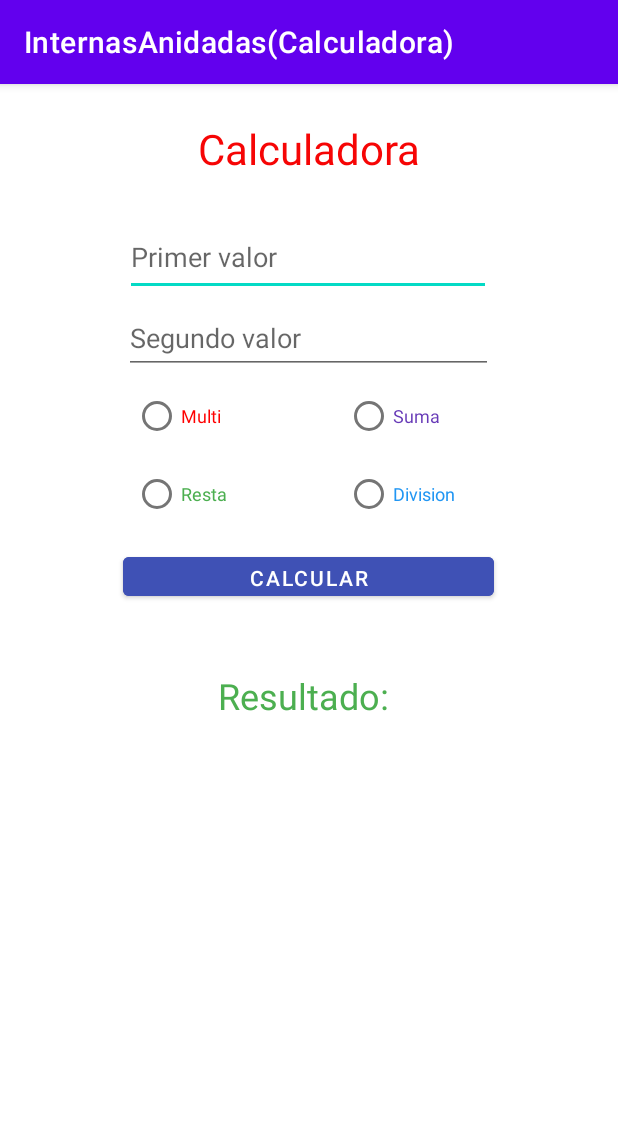
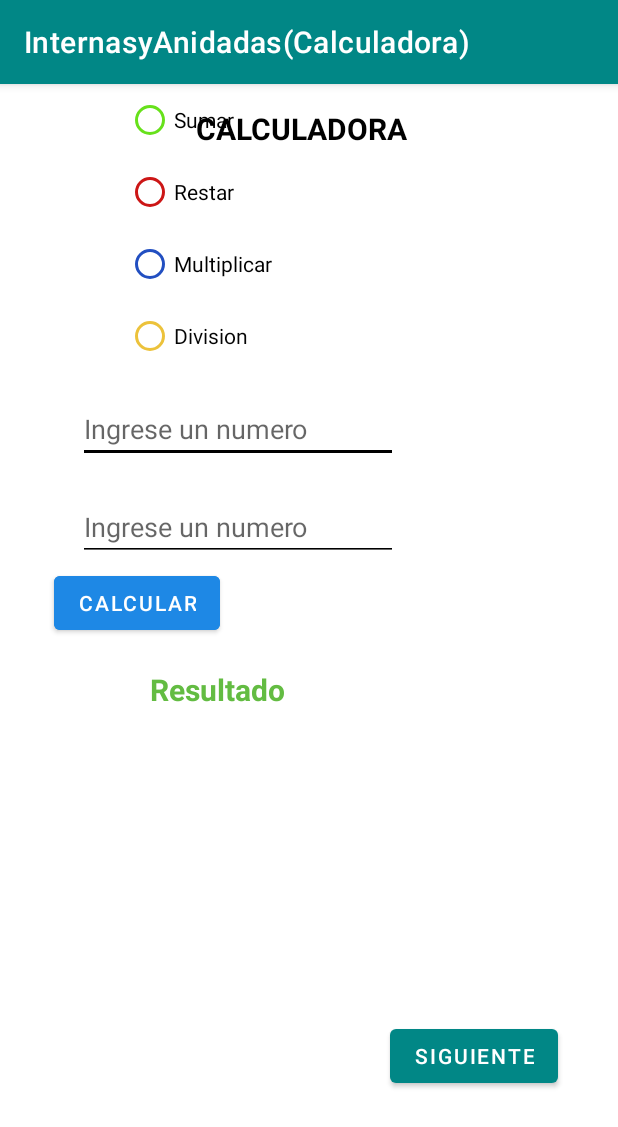
Before and after one commit to Perlera89/Programacion-IV, an Android app: the screen it shows after launch (MainActivity), on a phone screen of 412 x 824 dp. Shown: the top 1127 px of the screen. Run offline under Robolectric (Android 15) with nearby library versions, the phone set to English and light mode, and no system bars.

Commit message:
Agregando clase09

```diff
--- a/InternasAnidadasCalculadora/app/build.gradle
+++ b/InternasAnidadasCalculadora/app/build.gradle
@@ -7,7 +7,7 @@ android {
     compileSdk 32
 
     defaultConfig {
-        applicationId "com.example.internasanidadascalculadora"
+        applicationId "com.example.internasyanidadascalculadora"
         minSdk 21
         targetSdk 32
         versionCode 1
@@ -34,7 +34,7 @@ android {
 dependencies {
 
     implementation 'androidx.core:core-ktx:1.7.0'
-    implementation 'androidx.appcompat:appcompat:1.4.2'
+    implementation 'androidx.appcompat:appcompat:1.5.1'
     implementation 'com.google.android.material:material:1.6.1'
     implementation 'androidx.constraintlayout:constraintlayout:2.1.4'
     testImplementation 'junit:junit:4.13.2'
--- a/InternasAnidadasCalculadora/app/src/main/java/com/example/internasanidadascalculadora/MainActivity.kt
+++ /dev/null
@@ -1,68 +0,0 @@
-package com.example.internasanidadascalculadora
-
-import androidx.appcompat.app.AppCompatActivity
-import android.os.Bundle
-import android.view.View
-import android.widget.EditText
-import android.widget.RadioButton
-import android.widget.TextView
-import android.widget.Toast
-
-class MainActivity : AppCompatActivity() {
-    lateinit var etnValor1: EditText
-    lateinit var etnValor2: EditText
-    lateinit var txtResultado: TextView
-    lateinit var rbSuma: RadioButton
-    lateinit var rbResta: RadioButton
-    lateinit var rbMultiplicacion: RadioButton
-    lateinit var rbDivision: RadioButton
-
-    override fun onCreate(savedInstanceState: Bundle?) {
-        super.onCreate(savedInstanceState)
-        setContentView(R.layout.activity_main)
-
-        etnValor1 = findViewById(R.id.etnValor1)
-        etnValor2 = findViewById(R.id.etnValor2)
-        txtResultado = findViewById(R.id.txtResultado)
-
-        rbSuma = findViewById(R.id.rbSuma)
-        rbResta = findViewById(R.id.rbResta)
-        rbMultiplicacion = findViewById(R.id.rbMulti)
-        rbDivision = findViewById(R.id.rbDiv)
-
-//        claseInternaAnidada()
-    }
-
-    private fun claseInternaAnidada(){
-        val claseAnidada = ClaseAnidadaInterna.ClaseAnidada()
-        val sumaAnidada = claseAnidada.suma(4,1)
-        println("El resultado de la suma es: $sumaAnidada")
-
-        val claseInterna = ClaseAnidadaInterna().ClaseInterna()
-        val sumaInterna = claseInterna.suma(1)
-        println("El resultado de la suma + 1 es: $sumaInterna")
-    }
-
-    private fun Calcular(v: View){
-        var valor1String = (etnValor1.text.toString()).toInt()
-        var valor2String = (etnValor2.text.toString()).toInt()
-
-        if(rbSuma.isChecked){
-            val resultado = valor2String + valor2String
-            txtResultado.setText(resultado.toString())
-        } else if(rbResta.isChecked){
-            val resultado = valor2String - valor2String
-            txtResultado.setText(resultado.toString())
-        } else if(rbMultiplicacion.isChecked){
-            val resultado = valor2String * valor2String
-            txtResultado.setText(resultado.toString())
-        } else if(rbDivision.isChecked){
-            if(valor2String != 0){
-                val resultado = valor2String / valor2String
-                txtResultado.setText(resultado.toString())
-            } else {
-                Toast.makeText(this, "No puede dividir por un valor 0", Toast.LENGTH_LONG).show()
-            }
-        }
-    }
-}
--- /dev/null
+++ b/InternasAnidadasCalculadora/app/src/main/java/com/example/internasyanidadascalculadora/MainActivity.kt
@@ -0,0 +1,102 @@
+package com.example.internasyanidadascalculadora
+
+import android.content.Intent
+import androidx.appcompat.app.AppCompatActivity
+import android.os.Bundle
+import android.service.autofill.OnClickAction
+import android.view.View
+import android.widget.EditText
+import android.widget.RadioButton
+import android.widget.TextView
+import android.widget.Toast
+
+class MainActivity : AppCompatActivity() {
+//Estas son 2 formas de llamar la edicion del texto
+
+     var etn_valor1: EditText? = null
+     lateinit var etn_valor2: EditText
+     lateinit var txt_Resultado:TextView
+     lateinit var Rb_Sum:RadioButton
+     lateinit var Rb_Rest:RadioButton
+     lateinit var Rb_Mult:RadioButton
+     lateinit var Rb_Div:RadioButton
+
+    override fun onCreate(savedInstanceState: Bundle?) {
+        super.onCreate(savedInstanceState)
+        setContentView(R.layout.activity_main)
+
+       // clasesAnidadasI()
+        etn_valor1 = findViewById(R.id.etn_Valor1)
+        etn_valor2 = findViewById(R.id.etn_Valor2)
+        txt_Resultado = findViewById(R.id.txt_Resultado)
+        Rb_Sum = findViewById(R.id.Rb_Sum)
+        Rb_Rest = findViewById(R.id.Rb_Rest)
+        Rb_Mult = findViewById(R.id.Rb_Mult)
+        Rb_Div = findViewById(R.id.Rb_Div)
+
+    }
+
+    fun calcular(vista:View)
+    {
+        val Valor1_String = etn_valor1?.text.toString()
+        val Valor2_String = etn_valor2.text.toString()
+
+        val valor1_Int = Valor1_String.toInt()
+        val valor2_Int = Integer.parseInt(Valor2_String)
+
+        if(Rb_Sum.isChecked==true)
+        {
+            val suma = valor1_Int+valor2_Int
+            val resultado = suma.toString()
+            txt_Resultado.setText(resultado)
+
+        }else if (Rb_Rest.isChecked==true)
+        {
+            val resta = valor1_Int-valor2_Int
+            val resultado = resta.toString()
+            txt_Resultado.setText(resultado)
+        }else if (Rb_Mult.isChecked==true)
+        {
+            val mult = valor1_Int*valor2_Int
+            val resultado = mult.toString()
+            txt_Resultado.setText(resultado)
+        }else if (Rb_Div.isChecked==true)
+        {
+            if(valor2_Int!=0 && valor1_Int !=0){
+            val div = valor1_Int/valor2_Int
+            val resultado = div.toString()
+            txt_Resultado.setText(resultado)
+            }else{
+                Toast.makeText(this,"No puede dividirse entre 0", Toast.LENGTH_LONG).show()
+            }
+        }
+
+
+
+    }
+
+
+//practica interna//
+//Aqui tenemos 2 tipos de clases las anidadas y las internas ambas ocupando la clase miClaseAnidadaInterna:
+    private fun clasesAnidadasI ()
+    {
+        //Aqui aremos una instancia de la clase que deseamos llamar en este caso miClaseAnidadaInterna
+        //Clase Anidada
+        val miClaseAnidada = miClaseAnidadaInterna.miClaseAnidada()
+        val sumarD = miClaseAnidada.suma(5, 10)
+        //para imprimir con un comentario agregamos el signo de dolar para que tome el valor que se traera
+        println("La suma es $sumarD")
+/////////////////////////////////////////////////////////////////////////////////////////////////////////////////
+        //clase interna
+        val miClaseInterna = miClaseAnidadaInterna().miClaseInterna()
+        val sumarDos = miClaseInterna.sumarDo(3)
+        println("El resultado es $sumarDos")
+
+    }
+
+    fun btnSiguiente(vista: View)
+    {
+     val VentanaSiguiente:Intent = Intent (applicationContext,ListViewApp::class.java)
+        startActivity(VentanaSiguiente)
+    }
+}
--- a/InternasAnidadasCalculadora/app/src/main/res/layout/activity_main.xml
+++ b/InternasAnidadasCalculadora/app/src/main/res/layout/activity_main.xml
@@ -4,131 +4,131 @@
     xmlns:tools="http://schemas.android.com/tools"
     android:layout_width="match_parent"
     android:layout_height="match_parent"
-    tools:context=".MainActivity"
-    tools:layout_editor_absoluteX="-1dp"
-    tools:layout_editor_absoluteY="16dp">
-
-    <EditText
-        android:id="@+id/etnValor1"
-        android:layout_width="244dp"
-        android:layout_height="51dp"
-        android:layout_marginTop="28dp"
-        android:ems="10"
-        android:hint="Primer valor"
-        android:inputType="number"
-        android:textColor="#009688"
-        app:layout_constraintEnd_toEndOf="parent"
-        app:layout_constraintHorizontal_bias="0.497"
-        app:layout_constraintStart_toStartOf="parent"
-        app:layout_constraintTop_toBottomOf="@+id/txtTitulo" />
-
-    <EditText
-        android:id="@+id/etnValor2"
-        android:layout_width="246dp"
-        android:layout_height="48dp"
-        android:layout_marginTop="4dp"
-        android:ems="10"
-        android:hint="Segundo valor"
-        android:inputType="number"
-        android:textColor="#009688"
-        app:layout_constraintEnd_toEndOf="parent"
-        app:layout_constraintHorizontal_bias="0.496"
-        app:layout_constraintStart_toStartOf="parent"
-        app:layout_constraintTop_toBottomOf="@+id/etnValor1" />
+    android:background="#EAE2E2"
+    android:backgroundTint="#FFFFFF"
+    android:visibility="visible"
+    tools:context=".MainActivity">
 
     <TextView
-        android:id="@+id/txtResultado"
-        android:layout_width="256dp"
-        android:layout_height="84dp"
-        android:layout_marginTop="44dp"
-        android:text="Resultado: "
-        android:textAlignment="center"
-        android:textColor="#4CAF50"
-        android:textSize="24sp"
-        app:layout_constraintBottom_toBottomOf="parent"
-        app:layout_constraintEnd_toEndOf="parent"
-        app:layout_constraintHorizontal_bias="0.496"
-        app:layout_constraintStart_toStartOf="parent"
-        app:layout_constraintTop_toBottomOf="@+id/btnCalcular"
-        app:layout_constraintVertical_bias="0.0" />
-
-    <Button
-        android:id="@+id/btnCalcular"
-        android:layout_width="247dp"
-        android:layout_height="38dp"
-        android:layout_marginTop="12dp"
-        android:backgroundTint="#3F51B5"
-        android:onClick="Calcular"
-        android:text="Calcular"
-        app:layout_constraintEnd_toEndOf="parent"
-        app:layout_constraintHorizontal_bias="0.496"
-        app:layout_constraintStart_toStartOf="parent"
-        app:layout_constraintTop_toBottomOf="@+id/rbDiv" />
-
-    <TextView
-        android:id="@+id/txtTitulo"
-        android:layout_width="wrap_content"
-        android:layout_height="wrap_content"
-        android:layout_marginTop="24dp"
-        android:text="Calculadora"
-        android:textAlignment="textStart"
-        android:textAppearance="@style/TextAppearance.AppCompat.Large"
-        android:textColor="#F60505"
-        android:textSize="28sp"
+        android:id="@+id/txtCalc"
+        android:layout_width="151dp"
+        android:layout_height="25dp"
+        android:layout_marginTop="16dp"
+        android:text="CALCULADORA"
+        android:textAllCaps="true"
+        android:textColor="#000000"
+        android:textSize="20sp"
+        android:textStyle="bold"
         app:layout_constraintEnd_toEndOf="parent"
         app:layout_constraintStart_toStartOf="parent"
         app:layout_constraintTop_toTopOf="parent" />
 
-    <RadioButton
-        android:id="@+id/rbMulti"
-        android:layout_width="89dp"
-        android:layout_height="48dp"
-        android:layout_marginStart="80dp"
+    <EditText
+        android:id="@+id/etn_Valor1"
+        android:layout_width="wrap_content"
+        android:layout_height="wrap_content"
+        android:layout_marginStart="52dp"
         android:layout_marginTop="4dp"
-        android:text="Multi"
-        android:textColor="#FF0000"
-        android:textSize="12sp"
-        app:layout_constraintEnd_toStartOf="@+id/rbSuma"
-        app:layout_constraintHorizontal_bias="0.144"
+        android:backgroundTint="#000000"
+        android:ems="10"
+        android:hint="Ingrese un numero"
+        android:inputType="number"
+        android:textColor="#000000"
+        android:textSize="18sp"
         app:layout_constraintStart_toStartOf="parent"
-        app:layout_constraintTop_toBottomOf="@+id/etnValor2" />
+        app:layout_constraintTop_toBottomOf="@+id/radioGroup" />
 
-    <RadioButton
-        android:id="@+id/rbResta"
-        android:layout_width="90dp"
-        android:layout_height="48dp"
-        android:layout_marginStart="80dp"
+    <EditText
+        android:id="@+id/etn_Valor2"
+        android:layout_width="wrap_content"
+        android:layout_height="wrap_content"
+        android:layout_marginStart="52dp"
+        android:layout_marginTop="20dp"
+        android:backgroundTint="#000000"
+        android:ems="10"
+        android:hint="Ingrese un numero"
+        android:inputType="number"
+        android:textColor="#000000"
+        app:layout_constraintStart_toStartOf="parent"
+        app:layout_constraintTop_toBottomOf="@+id/etn_Valor1" />
+
+    <Button
+        android:id="@+id/Btn_Resultado"
+        android:layout_width="wrap_content"
+        android:layout_height="wrap_content"
+        android:layout_marginStart="36dp"
         android:layout_marginTop="4dp"
-        android:text="Resta"
-        android:textColor="#4CAF50"
-        android:textSize="12sp"
-        app:layout_constraintEnd_toStartOf="@+id/rbDiv"
-        app:layout_constraintHorizontal_bias="0.146"
+        android:backgroundTint="#1E88E5"
+        android:onClick="calcular"
+        android:text="Calcular"
         app:layout_constraintStart_toStartOf="parent"
-        app:layout_constraintTop_toBottomOf="@+id/rbMulti" />
+        app:layout_constraintTop_toBottomOf="@+id/etn_Valor2" />
 
-    <RadioButton
-        android:id="@+id/rbDiv"
-        android:layout_width="90dp"
-        android:layout_height="48dp"
-        android:layout_marginTop="4dp"
-        android:layout_marginEnd="92dp"
-        android:text="Division"
-        android:textColor="#2196F3"
-        android:textSize="12sp"
-        app:layout_constraintEnd_toEndOf="parent"
-        app:layout_constraintTop_toBottomOf="@+id/rbSuma" />
+    <TextView
+        android:id="@+id/txt_Resultado"
+        android:layout_width="105dp"
+        android:layout_height="32dp"
+        android:layout_marginStart="100dp"
+        android:layout_marginTop="20dp"
+        android:backgroundTint="#64C647"
+        android:text="Resultado"
+        android:textColor="#63BC42"
+        android:textSize="20sp"
+        android:textStyle="bold"
+        app:layout_constraintStart_toStartOf="parent"
+        app:layout_constraintTop_toBottomOf="@+id/Btn_Resultado" />
 
-    <RadioButton
-        android:id="@+id/rbSuma"
-        android:layout_width="90dp"
-        android:layout_height="48dp"
-        android:layout_marginTop="4dp"
-        android:layout_marginEnd="92dp"
-        android:text="Suma"
-        android:textColor="#673AB7"
-        android:textSize="12sp"
-        app:layout_constraintEnd_toEndOf="parent"
-        app:layout_constraintTop_toBottomOf="@+id/etnValor2" />
+    <RadioGroup
+        android:id="@+id/radioGroup"
+        android:layout_width="146dp"
+        android:layout_height="203dp"
+        android:layout_marginStart="84dp"
+        app:layout_constraintStart_toStartOf="parent"
+        tools:layout_editor_absoluteY="65dp">
+
+        <RadioButton
+            android:id="@+id/Rb_Sum"
+            android:layout_width="144dp"
+            android:layout_height="wrap_content"
+            android:buttonTint="#67E11B"
+            android:text="Sumar"
+            android:textColor="#000000" />
+
+        <RadioButton
+            android:id="@+id/Rb_Rest"
+            android:layout_width="144dp"
+            android:layout_height="wrap_content"
+            android:buttonTint="#CC1616"
+            android:text="Restar"
+            android:textColor="#000000" />
+
+        <RadioButton
+            android:id="@+id/Rb_Mult"
+            android:layout_width="146dp"
+            android:layout_height="wrap_content"
+            android:buttonTint="#224FC1"
+            android:text="Multiplicar"
+            android:textColor="#000000" />
+
+        <RadioButton
+            android:id="@+id/Rb_Div"
+            android:layout_width="146dp"
+            android:layout_height="wrap_content"
+            android:buttonTint="#ECC23B"
+            android:checked="false"
+            android:text="Division"
+            android:textColor="#040404" />
+    </RadioGroup>
+
+    <Button
+        android:id="@+id/Btn_Siguiente"
+        android:layout_width="wrap_content"
+        android:layout_height="wrap_content"
+        android:layout_marginEnd="40dp"
+        android:layout_marginBottom="96dp"
+        android:onClick="btnSiguiente"
+        android:text="Siguiente"
+        app:layout_constraintBottom_toBottomOf="parent"
+        app:layout_constraintEnd_toEndOf="parent" />
 
 </androidx.constraintlayout.widget.ConstraintLayout>
--- a/InternasAnidadasCalculadora/app/src/main/res/values-night/themes.xml
+++ b/InternasAnidadasCalculadora/app/src/main/res/values-night/themes.xml
@@ -1,6 +1,6 @@
 <resources xmlns:tools="http://schemas.android.com/tools">
     <!-- Base application theme. -->
-    <style name="Theme.InternasAnidadasCalculadora" parent="Theme.MaterialComponents.DayNight.DarkActionBar">
+    <style name="Theme.InternasyAnidadasCalculadora" parent="Theme.MaterialComponents.DayNight.DarkActionBar">
         <!-- Primary brand color. -->
         <item name="colorPrimary">@color/purple_200</item>
         <item name="colorPrimaryVariant">@color/purple_700</item>
--- a/InternasAnidadasCalculadora/app/src/main/res/values/strings.xml
+++ b/InternasAnidadasCalculadora/app/src/main/res/values/strings.xml
@@ -1,3 +1,3 @@
 <resources>
-    <string name="app_name">InternasAnidadas(Calculadora)</string>
+    <string name="app_name">InternasyAnidadas(Calculadora)</string>
 </resources>
--- a/InternasAnidadasCalculadora/app/src/main/res/values/themes.xml
+++ b/InternasAnidadasCalculadora/app/src/main/res/values/themes.xml
@@ -1,8 +1,8 @@
 <resources xmlns:tools="http://schemas.android.com/tools">
     <!-- Base application theme. -->
-    <style name="Theme.InternasAnidadasCalculadora" parent="Theme.MaterialComponents.DayNight.DarkActionBar">
+    <style name="Theme.InternasyAnidadasCalculadora" parent="Theme.MaterialComponents.DayNight.DarkActionBar">
         <!-- Primary brand color. -->
-        <item name="colorPrimary">@color/purple_500</item>
+        <item name="colorPrimary">@color/teal_700</item>
         <item name="colorPrimaryVariant">@color/purple_700</item>
         <item name="colorOnPrimary">@color/white</item>
         <!-- Secondary brand color. -->
--- a/InternasAnidadasCalculadora/build.gradle
+++ b/InternasAnidadasCalculadora/build.gradle
@@ -2,7 +2,7 @@
 plugins {
     id 'com.android.application' version '7.2.1' apply false
     id 'com.android.library' version '7.2.1' apply false
-    id 'org.jetbrains.kotlin.android' version '1.6.10' apply false
+    id 'org.jetbrains.kotlin.android' version '1.7.10' apply false
 }
 
 task clean(type: Delete) {
--- a/InternasAnidadasCalculadora/settings.gradle
+++ b/InternasAnidadasCalculadora/settings.gradle
@@ -12,5 +12,5 @@ dependencyResolutionManagement {
         mavenCentral()
     }
 }
-rootProject.name = "InternasAnidadas(Calculadora)"
+rootProject.name = "InternasyAnidadas(Calculadora)"
 include ':app'
```
Also changed, not shown: InternasAnidadasCalculadora/app/src/main/AndroidManifest.xml (+5 -2 lines), InternasAnidadasCalculadora/app/src/main/java/com/example/internasanidadascalculadora/ClaseAnidadaInterna.kt (deleted, +0 -25 lines), InternasAnidadasCalculadora/app/src/main/java/com/example/internasyanidadascalculadora/ListViewApp.kt (added, +45 -0 lines), InternasAnidadasCalculadora/app/src/main/java/com/example/internasyanidadascalculadora/miClaseAnidadaInterna.kt (added, +29 -0 lines), InternasAnidadasCalculadora/app/src/main/res/layout/activity_list_view_app.xml (added, +38 -0 lines), InternasAnidadasCalculadora/app/src/main/res/layout/list_items_claseprogramacion.xml (added, +11 -0 lines), InternasAnidadasCalculadora/gradle/wrapper/gradle-wrapper.properties, 5 other files.
